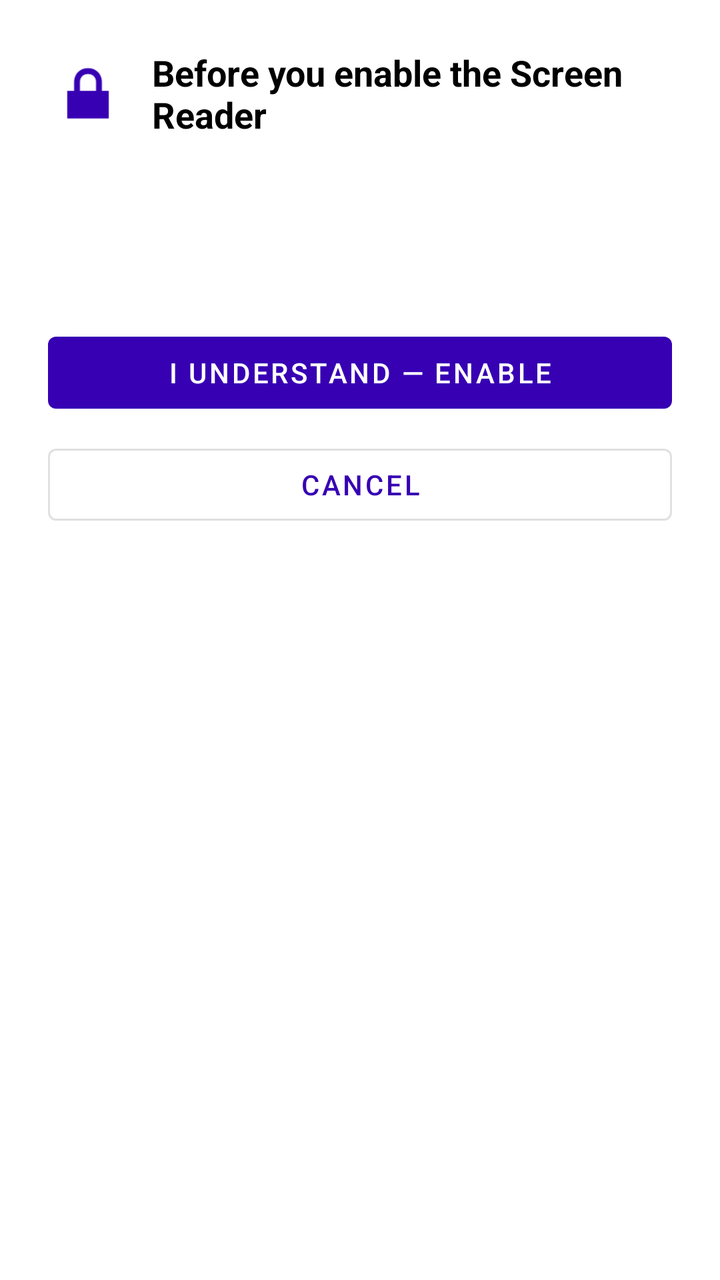
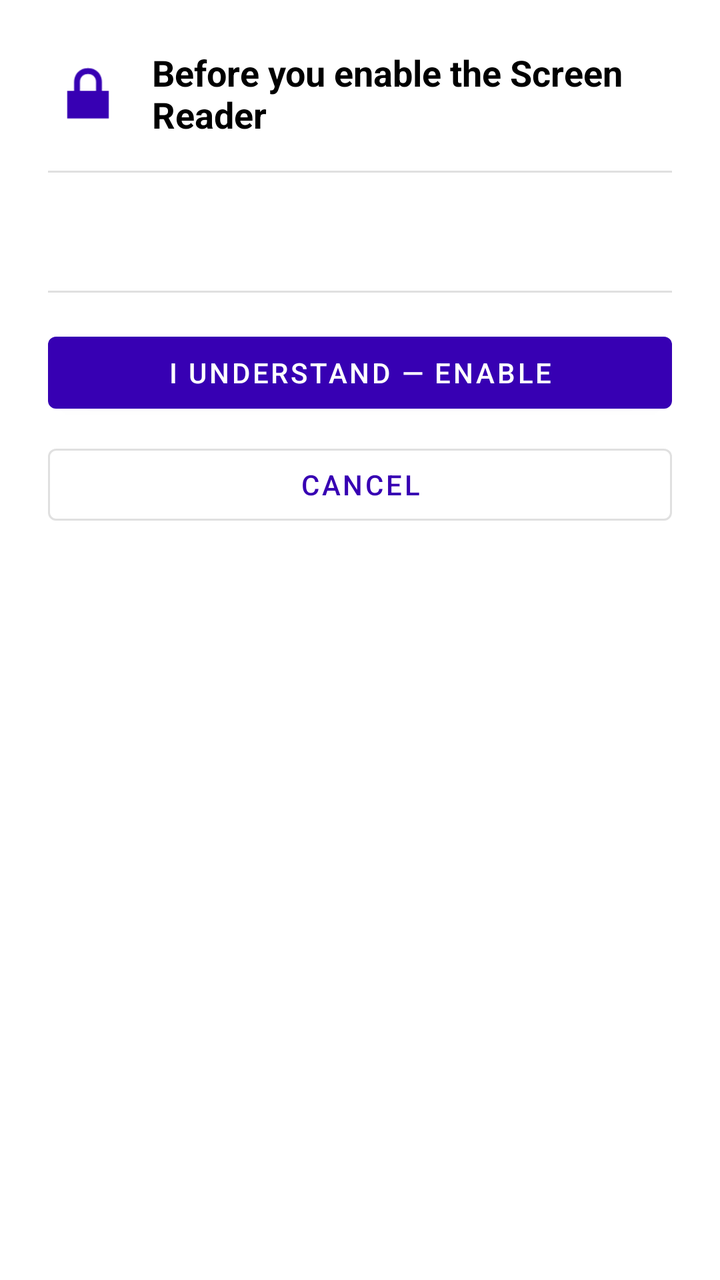

Before-and-after screenshots of an Android layout around one commit, followed by the original layout XML and the change that was made.
<!-- AndroidManifest.xml: application theme Theme.Thot -->
<!-- res/layout/dialog_prominent_disclosure.xml -->
<?xml version="1.0" encoding="utf-8"?>
<ScrollView xmlns:android="http://schemas.android.com/apk/res/android"
    xmlns:app="http://schemas.android.com/apk/res-auto"
    android:layout_width="match_parent"
    android:layout_height="wrap_content"
    android:scrollbarStyle="insideOverlay">

    <LinearLayout
        android:layout_width="match_parent"
        android:layout_height="wrap_content"
        android:orientation="vertical"
        android:padding="24dp">

        
        <LinearLayout
            android:layout_width="match_parent"
            android:layout_height="wrap_content"
            android:orientation="horizontal"
            android:gravity="center_vertical"
            android:layout_marginBottom="16dp">

            
            <ImageView
                android:layout_width="40dp"
                android:layout_height="40dp"
                android:src="@android:drawable/ic_lock_lock"
                android:contentDescription="Privacy"
                android:layout_marginEnd="12dp"
                app:tint="?attr/colorPrimary" />

            <TextView
                android:id="@+id/tvDisclosureTitle"
                android:layout_width="0dp"
                android:layout_height="wrap_content"
                android:layout_weight="1"
                android:text="@string/disclosure_title"
                android:textSize="18sp"
                android:textStyle="bold"
                android:textColor="?attr/colorOnSurface" />
        </LinearLayout>

        
        <View
            android:layout_width="match_parent"
            android:layout_height="1dp"
            android:background="?attr/colorOutline"
            android:alpha="0.3"
            android:layout_marginBottom="16dp" />

        
        <TextView
            android:id="@+id/tvDisclosureBody"
            android:layout_width="match_parent"
            android:layout_height="wrap_content"
            android:textSize="14sp"
            android:lineSpacingMultiplier="1.4"
            android:textColor="?attr/colorOnSurface"
            android:layout_marginBottom="24dp" />

        
        <View
            android:layout_width="match_parent"
            android:layout_height="1dp"
            android:background="?attr/colorOutline"
            android:alpha="0.3"
            android:layout_marginBottom="16dp" />

        
        <com.google.android.material.button.MaterialButton
            android:id="@+id/btnDisclosureProceed"
            android:layout_width="match_parent"
            android:layout_height="wrap_content"
            android:text="@string/disclosure_btn_proceed"
            android:layout_marginBottom="8dp" />

        <com.google.android.material.button.MaterialButton
            android:id="@+id/btnDisclosureCancel"
            android:layout_width="match_parent"
            android:layout_height="wrap_content"
            android:text="@string/disclosure_btn_cancel"
            style="@style/Widget.MaterialComponents.Button.OutlinedButton" />

    </LinearLayout>
</ScrollView>
<!-- resources referenced by this layout -->
<resources>
  <string name="disclosure_btn_cancel">Cancel</string>
  <string name="disclosure_btn_proceed">I Understand — Enable</string>
  <string name="disclosure_title">Before you enable the Screen Reader</string>
  <style name="Theme.Thot" parent="Theme.MaterialComponents.DayNight.DarkActionBar">
          <item name="colorPrimary">@color/purple_700</item>
          <item name="colorPrimaryVariant">@color/purple_900</item>
          <item name="colorOnPrimary">@color/white</item>
          <item name="colorSecondary">@color/teal_200</item>
          <item name="colorSecondaryVariant">@color/teal_700</item>
          <item name="colorOnSecondary">@color/black</item>
          <item name="android:statusBarColor">?attr/colorPrimaryVariant</item>
      </style>
  <color name="purple_700">#FF3700B3</color>
  <color name="purple_900">#FF1A0070</color>
  <color name="white">#FFFFFFFF</color>
  <color name="teal_200">#FF03DAC5</color>
  <color name="teal_700">#FF018786</color>
  <color name="black">#FF000000</color>
</resources>

<!-- the commit's change to res/layout/dialog_prominent_disclosure.xml (unified diff, before → after) -->
@@ -40,11 +40,11 @@
         </LinearLayout>
 
         
+        
         <View
             android:layout_width="match_parent"
             android:layout_height="1dp"
-            android:background="?attr/colorOutline"
-            android:alpha="0.3"
+            android:background="#1F000000"
             android:layout_marginBottom="16dp" />
 
         
@@ -61,8 +61,7 @@
         <View
             android:layout_width="match_parent"
             android:layout_height="1dp"
-            android:background="?attr/colorOutline"
-            android:alpha="0.3"
+            android:background="#1F000000"
             android:layout_marginBottom="16dp" />
 
         
